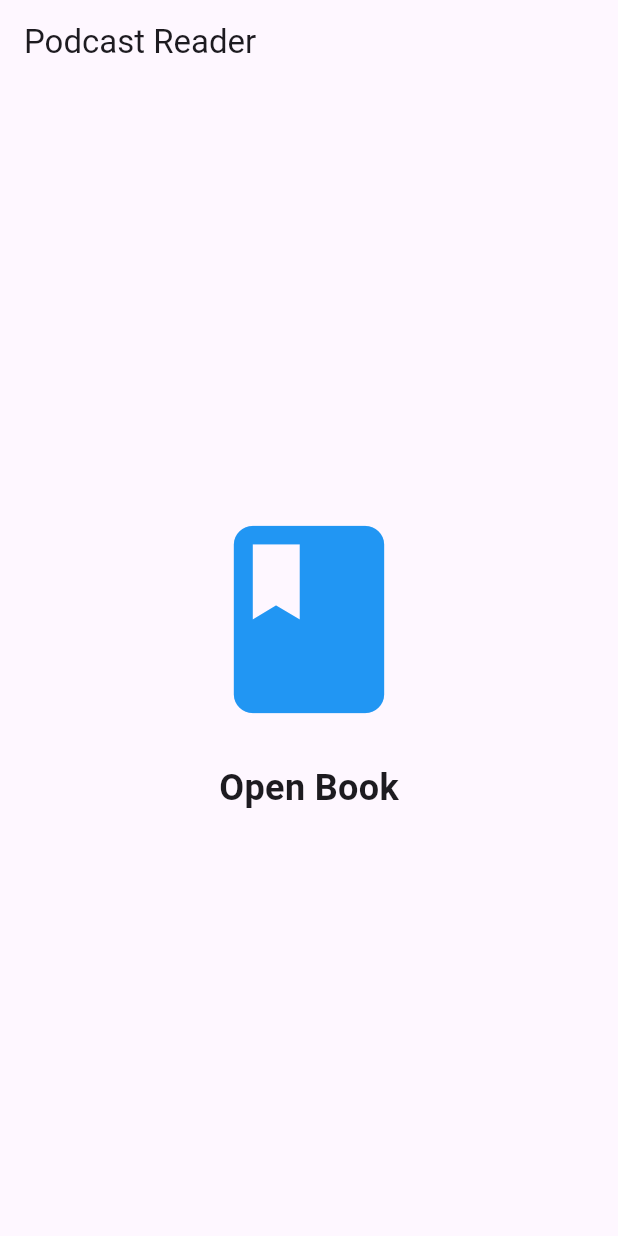
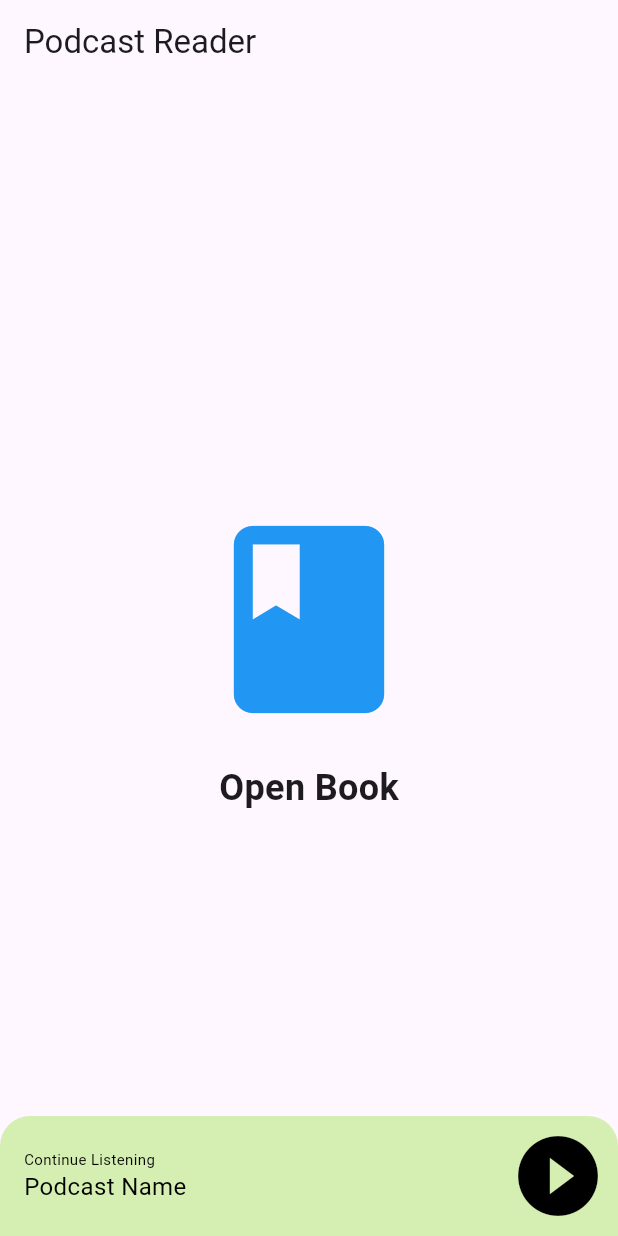
Before and after one commit to jasmeet0817/min-dia, a Flutter app: the screen it shows after launch, on a phone screen of 412 x 824 dp. Run offline on Flutter 3.47's test engine with Material 3 defaults, Android fonts, the light colour scheme and no system bars; our stand-ins replace just_audio, just_audio_background, shared_preferences; missing offline and left inert: audio_session.

Commit message:
Implement audio player on home page and book page. Manage the last position of audio.

```diff
--- a/lib/home.dart
+++ b/lib/home.dart
@@ -1,13 +1,28 @@
 import 'package:flutter/material.dart';
+import 'package:min_dia/widget/continue_listening_widget.dart';
+import 'package:min_dia/widget/custom_body_with_audio_player_widget.dart';
 import 'book.dart';
 
-class HomePage extends StatelessWidget {
+class HomePage extends StatefulWidget {
   const HomePage({super.key});
+
+  @override
+  State<HomePage> createState() => _HomePageState();
+}
+
+class _HomePageState extends State<HomePage> {
+
+  @override
+  void initState() {
+    super.initState();
+    debugPrint('✅ HomePage initState called');
+  }
 
   @override
   Widget build(BuildContext context) {
     return Scaffold(
       appBar: AppBar(title: const Text('Podcast Reader')),
+      body: CustomBodyWithAudioPlayerWidget(
         body: Center(
           child: GestureDetector(
             onTap: () {
@@ -29,6 +44,7 @@ class HomePage extends StatelessWidget {
             ),
           ),
         ),
+      ),
     );
   }
 }
--- /dev/null
+++ b/lib/services/audio_controller.dart
@@ -0,0 +1,116 @@
+import 'dart:async';
+
+import 'package:flutter/material.dart';
+import 'package:just_audio/just_audio.dart';
+import 'package:shared_preferences/shared_preferences.dart';
+
+class AudiController {
+  AudiController._internal(this._audioUrl);
+
+  static AudiController? _instance;
+
+  factory AudiController(AudioSource audioUrl) {
+    _instance ??= AudiController._internal(audioUrl);
+    return _instance!;
+  }
+
+  final AudioSource _audioUrl;
+
+  static AudiController get instance => _instance!;
+
+  AudioPlayer? _player;
+  ValueNotifier<bool> isPlaying = ValueNotifier<bool>(false);
+  Duration _currentPosition = Duration.zero;
+  late StreamSubscription<Duration> _positionSubscription;
+
+  /*ValueNotifier<bool> get isPlaying => _isPlaying
+      ? ValueNotifier<bool>(true)
+      : ValueNotifier<bool>(false);*/
+
+  initPlayer() async {
+    if (_player == null) {
+      final lastPosition = await getLastAudioPosition();
+      _currentPosition = lastPosition;
+
+      _player = AudioPlayer(
+        audioLoadConfiguration: AudioLoadConfiguration(
+          // iOS/macOS settings
+          darwinLoadControl: DarwinLoadControl(
+            automaticallyWaitsToMinimizeStalling:
+                false, // Start playback immediately
+            preferredForwardBufferDuration: Duration(seconds: 15),
+          ),
+          // Android settings
+          androidLoadControl: AndroidLoadControl(
+            minBufferDuration: Duration(seconds: 10),
+            maxBufferDuration: Duration(seconds: 50),
+            bufferForPlaybackDuration: Duration(milliseconds: 2500),
+            bufferForPlaybackAfterRebufferDuration: Duration(seconds: 5),
+          ),
+        ),
+      );
+      _player!.setAudioSource(
+        _audioUrl,
+        preload: true,
+        initialIndex: 0,
+        initialPosition: _currentPosition,
+      );
+
+      _positionSubscription = _player!.positionStream.listen((position) {
+        _currentPosition = position;
+        saveAudioPosition(position);
+      });
+    }
+  }
+
+  Future<void> saveAudioPosition(Duration position) async {
+    //Todo: Use Share preferences service
+    final prefs = await SharedPreferences.getInstance();
+    await prefs.setInt('last_position', position.inMilliseconds);
+  }
+
+  Future<Duration> getLastAudioPosition() async {
+    //Todo: Use Share preferences service
+    final prefs = await SharedPreferences.getInstance();
+    final millis = prefs.getInt('last_position') ?? 0;
+    return Duration(milliseconds: millis);
+  }
+
+  // Method to play audio
+  void play() {
+    print('Playing audio: ');
+    isPlaying.value = true;
+    _player?.play();
+  }
+
+  // Method to pause audio
+  void pause() {
+    print('Audio paused: ');
+    isPlaying.value = false;
+    _player?.pause();
+  }
+
+  // Method to stop audio
+  void stop() {
+    isPlaying.value = false;
+    _player?.stop();
+  }
+
+  void dispose() {
+    final duration = _player?.duration;
+    isPlaying.value = false;
+    _player?.dispose();
+
+    _positionSubscription.cancel();
+    _player = null;
+
+    final percentageListened =
+        duration != null && duration.inSeconds > 0
+            ? (_currentPosition.inSeconds / duration.inSeconds * 100).clamp(
+              0.0,
+              100.0,
+            )
+            : 0.0;
+    print('percentageListened: $percentageListened');
+  }
+}
--- /dev/null
+++ b/lib/widget/continue_listening_widget.dart
@@ -0,0 +1,120 @@
+import 'package:flutter/material.dart';
+import 'package:just_audio/just_audio.dart';
+import 'package:just_audio_background/just_audio_background.dart';
+
+import '../services/audio_controller.dart';
+
+class ContinueListeningWidget extends StatefulWidget {
+  const ContinueListeningWidget({super.key});
+
+  @override
+  State<ContinueListeningWidget> createState() =>
+      _ContinueListeningWidgetState();
+}
+
+class _ContinueListeningWidgetState extends State<ContinueListeningWidget>
+    with WidgetsBindingObserver {
+  late AudiController _audiController;
+
+  @override
+  void initState() {
+    super.initState();
+    WidgetsBinding.instance.addObserver(this);
+    _audiController = AudiController(
+      AudioSource.uri(
+        Uri.parse('http://daq7nasbr6dck.cloudfront.net/7habits/1.mp3'),
+        tag: MediaItem(
+          id: '1',
+          album: '7 Habits of Highly Effective People',
+          title: 'Chapter 1',
+          artist: 'Stephen R. Covey',
+          artUri: Uri.parse(
+            'http://daq7nasbr6dck.cloudfront.net/7habits/cover.jpg',
+          ),
+        ),
+      ),
+    );
+    _audiController.initPlayer();
+  }
+
+  @override
+  Widget build(BuildContext context) {
+    return Container(
+      decoration: BoxDecoration(
+        //Todo: Use Constants for colors
+        color: Color(0xFFd5efb2), // Dark background color
+        borderRadius: BorderRadius.only(
+          topLeft: Radius.circular(20),
+          topRight: Radius.circular(20),
+        ),
+      ),
+      child: Row(
+        children: [
+          Expanded(
+            child: Padding(
+              padding: const EdgeInsets.symmetric(horizontal: 16.0),
+              child: Column(
+                crossAxisAlignment: CrossAxisAlignment.start,
+                children: [
+                  Text(
+                    'Continue Listening',
+                    style: TextStyle(
+                      fontSize: 10,
+                      color: Colors.black,
+                    ),
+                  ),
+                  Text(
+                    'Podcast Name',
+                    style: TextStyle(fontSize: 16, color: Colors.black),
+                  ),
+                ],
+              ),
+            ),
+          ),
+          ValueListenableBuilder(
+            valueListenable: _audiController.isPlaying,
+            builder: (context, isPlaying, child) {
+              print('isPlaying: $isPlaying');
+              return IconButton(
+                iconSize: 64,
+                icon: Icon(
+                  isPlaying
+                      ? Icons.pause_circle_filled
+                      : Icons.play_circle_filled,
+                  color: Colors.black,
+                ),
+                onPressed: _togglePlayback,
+              );
+            },
+          ),
+        ],
+      ),
+    );
+  }
+
+  void _togglePlayback() {
+    if (_audiController.isPlaying.value) {
+      _audiController.pause();
+    } else {
+      _audiController.play();
+    }
+  }
+
+  @override
+  void didChangeAppLifecycleState(AppLifecycleState state) {
+    super.didChangeAppLifecycleState(state);
+    switch (state) {
+      case AppLifecycleState.resumed:
+        break;
+      case AppLifecycleState.inactive:
+        break;
+      case AppLifecycleState.paused:
+        break;
+      case AppLifecycleState.detached:
+        _audiController.dispose();
+        break;
+      case AppLifecycleState.hidden:
+        break;
+    }
+  }
+}
--- /dev/null
+++ b/lib/widget/custom_body_with_audio_player_widget.dart
@@ -0,0 +1,24 @@
+import 'package:flutter/material.dart';
+
+import 'continue_listening_widget.dart';
+
+class CustomBodyWithAudioPlayerWidget extends StatelessWidget {
+  const CustomBodyWithAudioPlayerWidget({super.key, required this.body});
+
+  final Widget body;
+
+  @override
+  Widget build(BuildContext context) {
+    return  Stack(
+      children: [
+        body,
+        Positioned(
+          bottom: 0,
+          left: 0,
+          right: 0,
+          child: ContinueListeningWidget(),
+        ),
+      ],
+    );
+  }
+}
```
Also changed, not shown: lib/book.dart (+10 -1 lines), 4 other files. Lines whose indentation alone changed are shown as unchanged.
